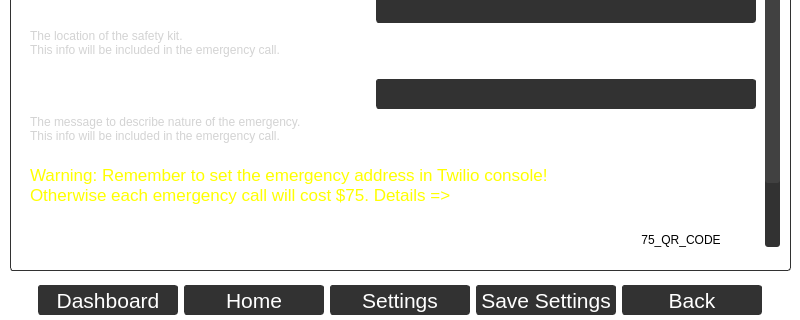
Before: the Qt Designer form oobe_qt/door_close_window.ui in zyl120/Naloxone_Safety_Kit, drawn with Qt 5; both pictures show x 0 to 800 and y 160 to 480 of the 800 by 480 pixel window.
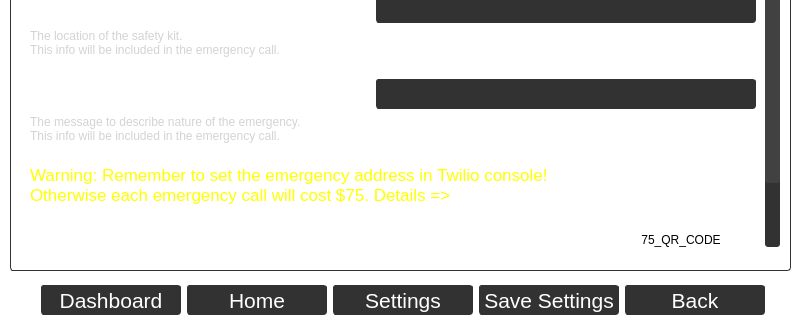
After: the same form once the commit is applied. The open tabs and pages were chosen to show the change.

Diff of the .ui file:
```diff
--- a/oobe_qt/door_close_window.ui
+++ b/oobe_qt/door_close_window.ui
@@ -30,6 +30,7 @@
   </property>
   <property name="font">
    <font>
+    <family>.AppleSystemUIFont</family>
     <pointsize>13</pointsize>
    </font>
   </property>
@@ -48,7 +49,7 @@
      <rect>
       <x>10</x>
       <y>440</y>
-      <width>781</width>
+      <width>786</width>
       <height>41</height>
      </rect>
     </property>
```
Left out of the diff: 12 changed lines with no effect on the pictures.
